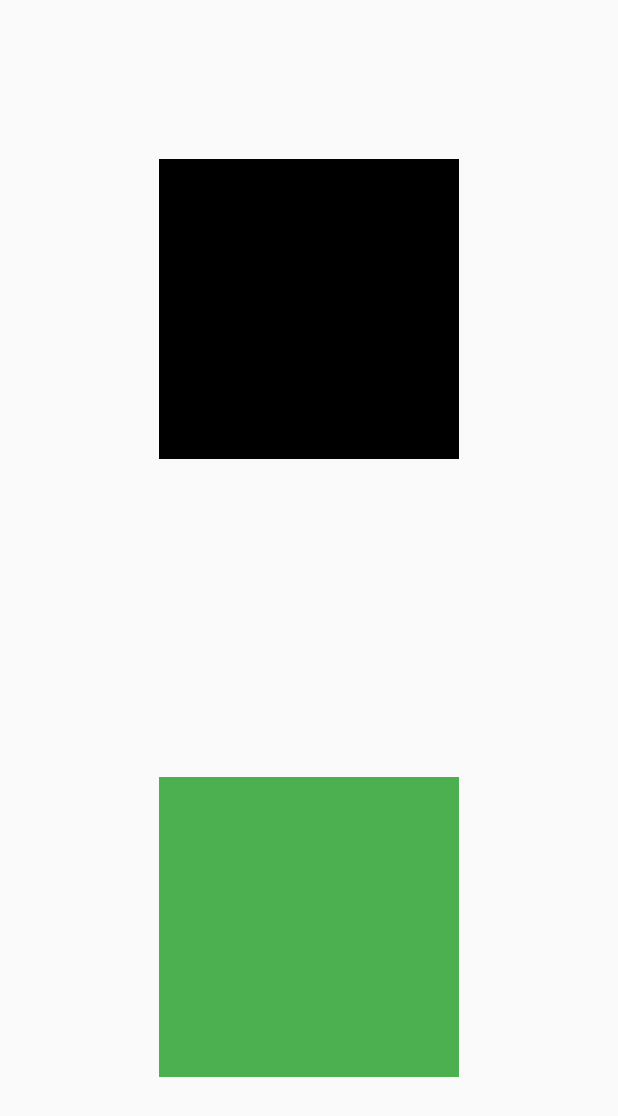
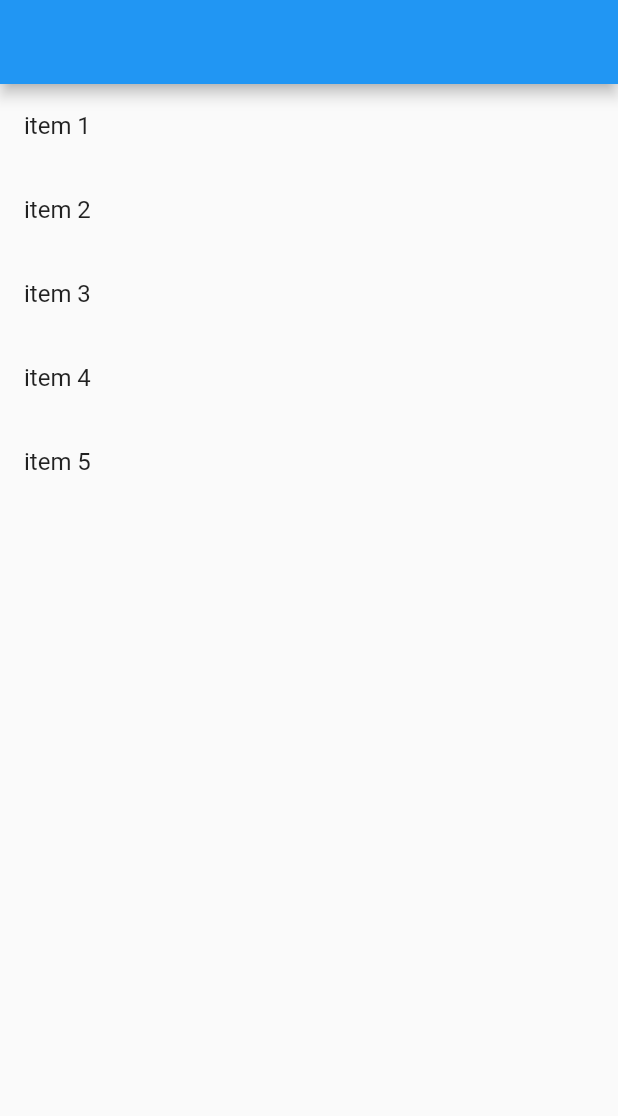
Before and after one commit to asahaya/widget_of_the_day_220813, a Flutter app: the screen it shows after launch, on a phone screen of 412 x 824 dp. Shown: the top 1116 px of the screen. Run offline on Flutter 3.47's test engine with Material 2 defaults, Android fonts, the phone set to English and light mode, and no system bars.

Commit message:
a02-2_ReorderableListView

```diff
--- /dev/null
+++ b/lib/a_no02-2_ReorderableListView.dart
@@ -0,0 +1,55 @@
+import 'package:flutter/material.dart';
+import 'package:flutter/src/foundation/key.dart';
+import 'package:flutter/src/widgets/framework.dart';
+
+class a_no02_ReorderableListView extends StatelessWidget {
+  const a_no02_ReorderableListView({Key? key}) : super(key: key);
+
+  @override
+  Widget build(BuildContext context) {
+    return MaterialApp(
+      home: a02_2Separate(),
+    );
+  }
+}
+
+class a02_2Separate extends StatefulWidget {
+  const a02_2Separate({Key? key}) : super(key: key);
+
+  @override
+  State<a02_2Separate> createState() => _a02_2SeparateState();
+}
+
+class _a02_2SeparateState extends State<a02_2Separate> {
+  final items = [
+    'item 1',
+    'item 2',
+    'item 3',
+    'item 4',
+    'item 5',
+  ];
+
+  @override
+  Widget build(BuildContext context) {
+    return Scaffold(
+      appBar: AppBar(),
+      body: ReorderableListView(
+        onReorder: ((oldIndex, newIndex) {
+          setState(() {
+            if (newIndex > oldIndex) newIndex--;
+
+            final item = items.removeAt(oldIndex);
+            items.insert(newIndex, item);
+          });
+        }),
+        children: [
+          for (final item in items)
+            ListTile(
+              key: ValueKey(item),
+              title: Text(item),
+            )
+        ],
+      ),
+    );
+  }
+}
--- a/lib/main.dart
+++ b/lib/main.dart
@@ -1,5 +1,6 @@
 import 'package:flutter/material.dart';
 import 'package:widget_of_the_day_220813/a_no01_Hero.dart';
+import 'package:widget_of_the_day_220813/a_no02-2_ReorderableListView.dart';
 import 'package:widget_of_the_day_220813/a_no02_Drag_and_Drop.dart';
 import 'package:widget_of_the_day_220813/no02_Expanded.dart';
 import 'package:widget_of_the_day_220813/no03_Column_row.dart';
@@ -30,5 +31,5 @@ import 'no15_MadiaQuery.dart';
 import 'no23_Icon_Animated.dart';
 
 void main() {
-  runApp(const a_no02_DragAndDrop());
+  runApp(const a_no02_ReorderableListView());
 }
```
